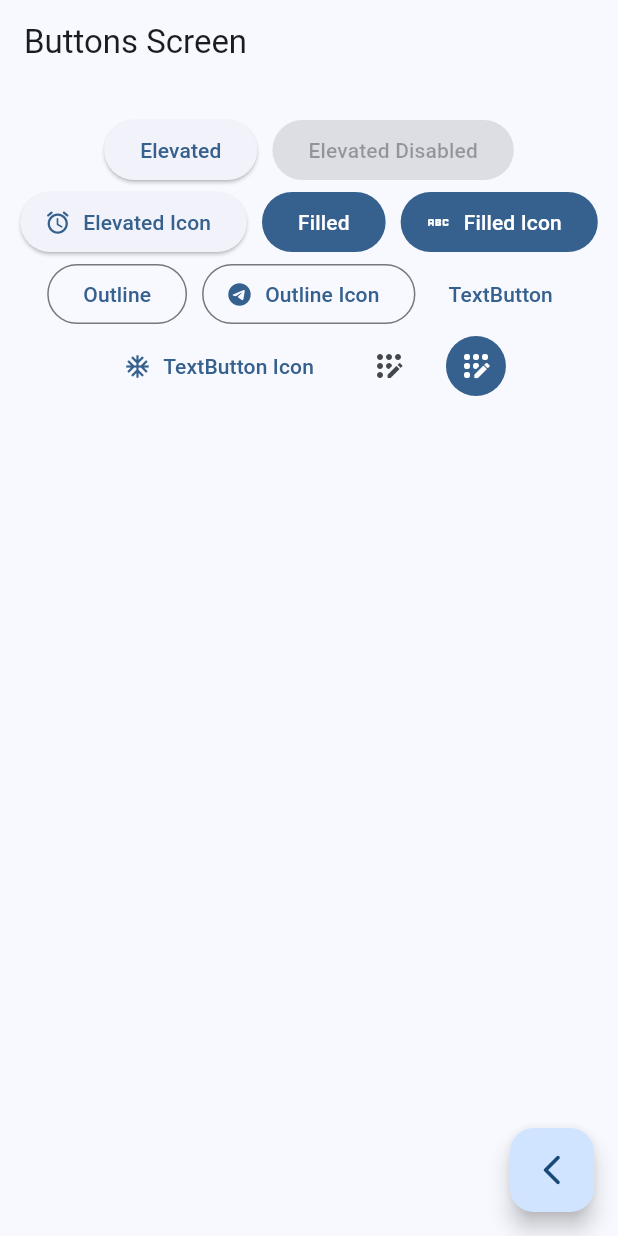
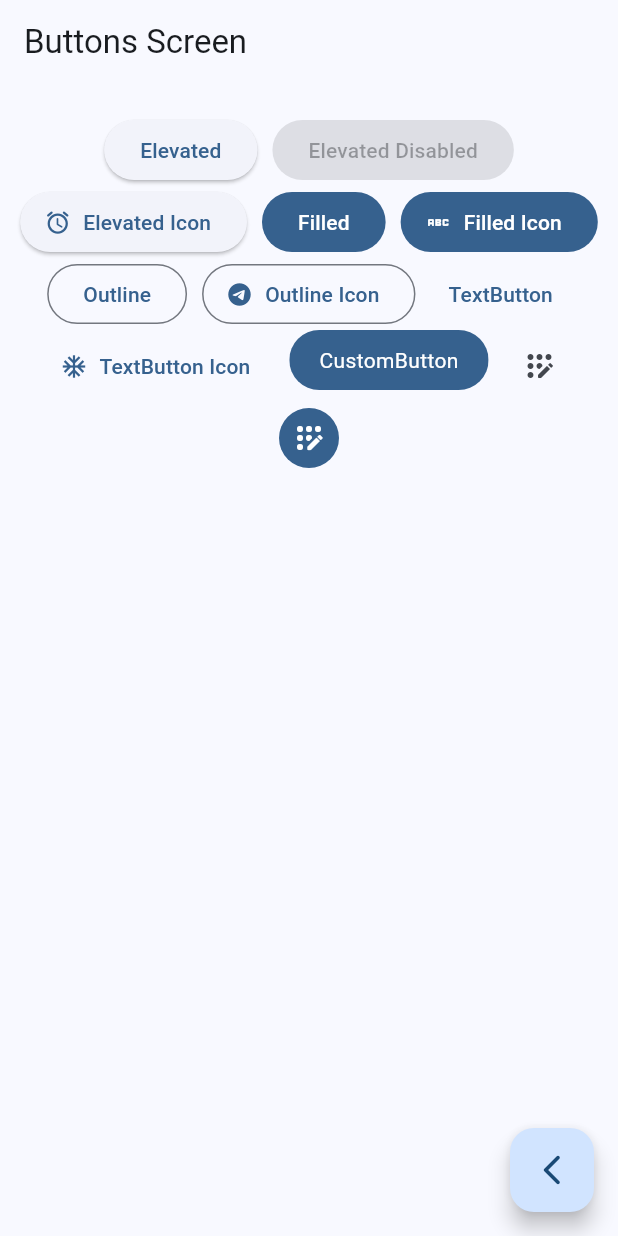
Before and after one commit to rocatoro18/widgetly, a Flutter app: the ButtonsScreen screen opened by its route, on a phone screen of 412 x 824 dp. Run offline on Flutter 3.47's test engine with Material 3 defaults, Android fonts, the phone set to English and light mode, and no system bars; our stand-ins replace go_router.

Commit message:
Custom Button

```diff
--- a/lib/presentation/screens/buttons/buttons_screen.dart
+++ b/lib/presentation/screens/buttons/buttons_screen.dart
@@ -63,7 +63,7 @@
                 icon: const Icon(Icons.ac_unit_sharp),
                 label: const Text('TextButton Icon')),
             // TODO: CUSTOM BUTTON
-
+            const CustomButton(),
             IconButton(
                 onPressed: () {},
                 icon: const Icon(Icons.app_registration_rounded)),
@@ -80,3 +80,28 @@
     );
   }
 }
+
+class CustomButton extends StatelessWidget {
+  const CustomButton({super.key});
+
+  @override
+  Widget build(BuildContext context) {
+    final colors = Theme.of(context).colorScheme;
+
+    return ClipRRect(
+      borderRadius: BorderRadius.circular(20),
+      child: Material(
+        color: colors.primary,
+        child: InkWell(
+          onTap: () {},
+          child: Padding(
+              padding: EdgeInsets.symmetric(horizontal: 20, vertical: 10),
+              child: Text(
+                'CustomButton',
+                style: TextStyle(color: Colors.white),
+              )),
+        ),
+      ),
+    );
+  }
+}
```
